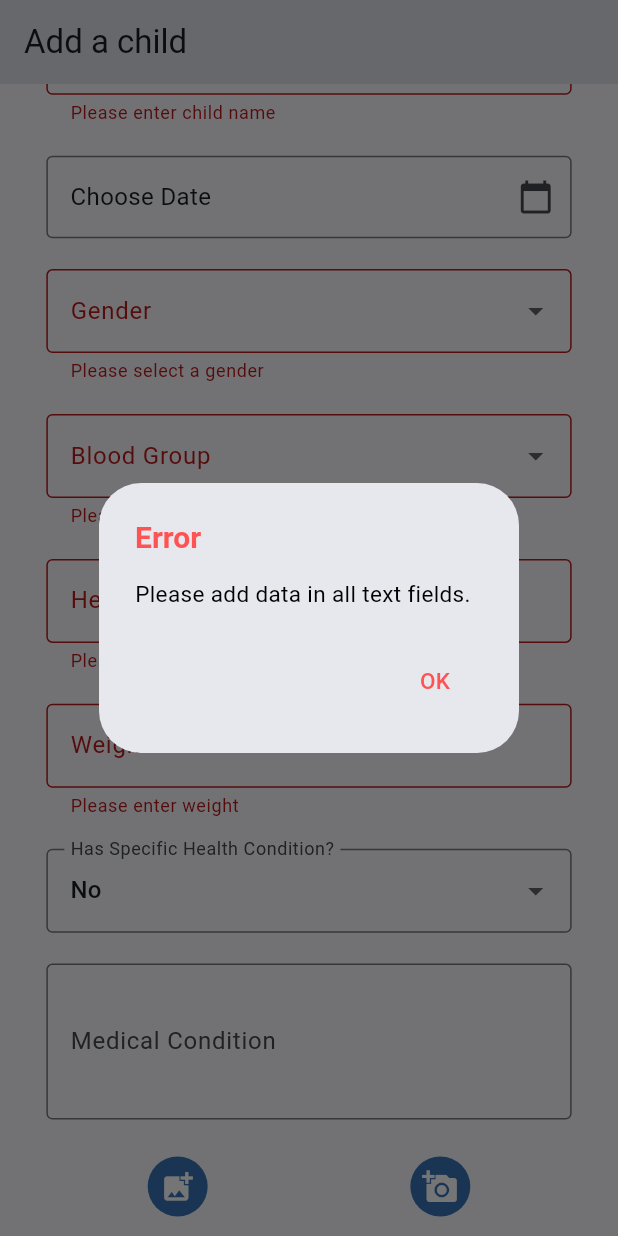
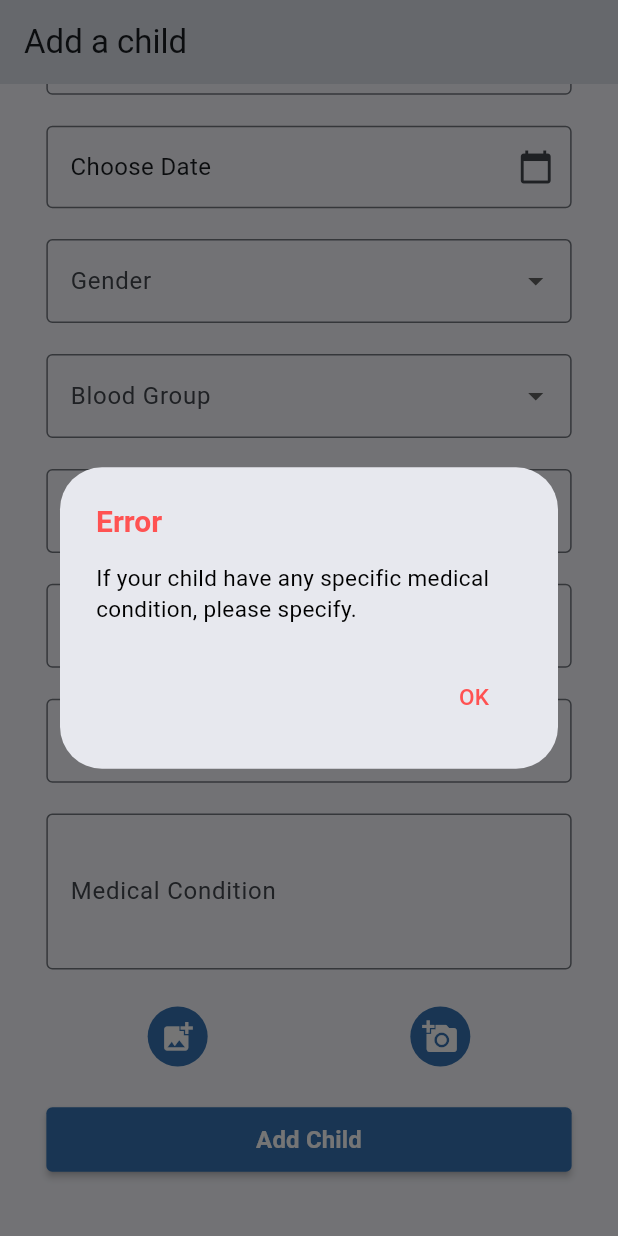
Before and after one commit to MikhilMC/vax_care_user, a Flutter app: the AddChildScreen screen opened directly, scrolled down 90 dp, after a tap on "Add Child", on a phone screen of 412 x 824 dp. Run offline on Flutter 3.47's test engine with Material 3 defaults, Android fonts, the phone set to English and light mode, and no system bars; our stand-ins replace faker, flutter_bloc, freezed_annotation, geocoding, geolocator, image_picker.

Commit message:
fix: change in model, and medical condition error check in add child form

```diff
--- a/lib/app_modules/add_child_module/model/child_data_model/child_data_model.dart
+++ b/lib/app_modules/add_child_module/model/child_data_model/child_data_model.dart
@@ -13,7 +13,7 @@ class ChildDataModel {
   int id;
   String name;
   String gender;
-  int height;
+  double height;
   double weight;
   DateTime birthdate;
   String photo;
@@ -38,7 +38,7 @@ class ChildDataModel {
         id: json["id"],
         name: json["name"],
         gender: json["gender"],
-        height: json["height"],
+        height: json["height"]?.toDouble(),
         weight: json["weight"]?.toDouble(),
         birthdate: DateTime.parse(json["birthdate"]),
         photo: json["photo"],
--- a/lib/app_modules/add_child_module/view/add_child_screen.dart
+++ b/lib/app_modules/add_child_module/view/add_child_screen.dart
@@ -96,6 +96,8 @@ class _AddChildScreenState extends State<AddChildScreen> {
 
   void _addChild() {
     FocusScope.of(context).unfocus();
+    if (_havingSpecificHealthCondition &&
+        _medicalConditionController.text.isNotEmpty) {
       if (_formKey.currentState!.validate()) {
         if (_selectedBloodGroup != null) {
           if (_selectedBirthDate != null) {
@@ -132,6 +134,12 @@ class _AddChildScreenState extends State<AddChildScreen> {
         AppHelpers.showErrorDialogue(
           context,
           "Please add data in all text fields.",
+        );
+      }
+    } else {
+      AppHelpers.showErrorDialogue(
+        context,
+        "If your child have any specific medical condition, please specify.",
       );
     }
   }
```
Lines whose indentation alone changed are shown as unchanged.
